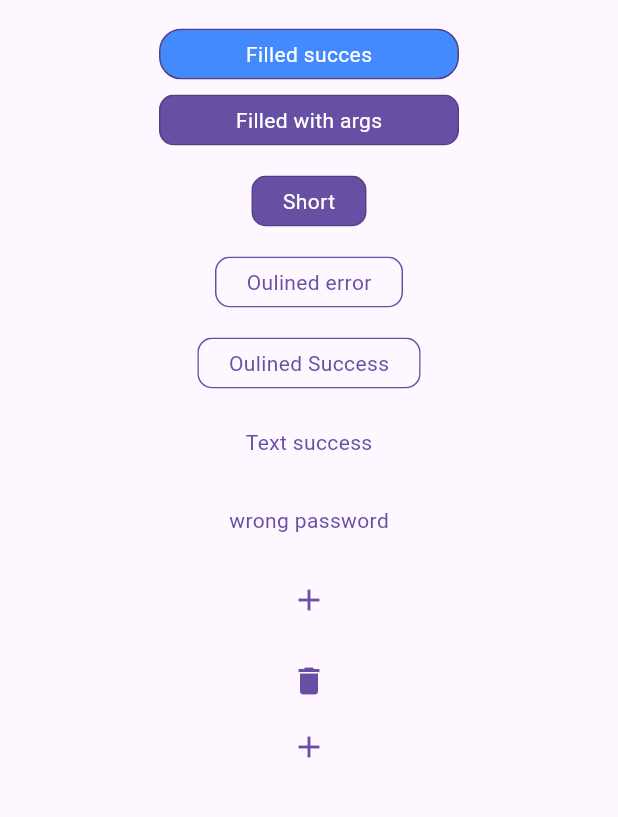
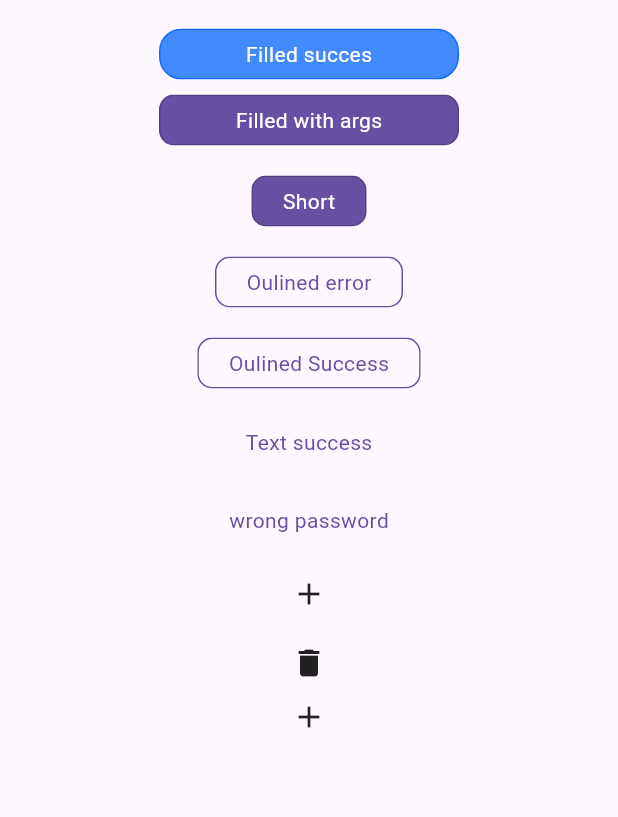
Before and after one commit to MoezAyadiDev/pending_button, a Flutter app: the screen it shows after launch, on a phone screen of 412 x 824 dp, the part 63-880 px from its top. Run offline on Flutter 3.47's test engine with Material 3 defaults, Android fonts, the phone set to English and light mode, and no system bars.

Commit message:
update example

```diff
--- a/lib/src/pending_button.dart
+++ b/lib/src/pending_button.dart
@@ -8,19 +8,26 @@ class PendingButton extends StatelessWidget {
   final Widget child;
 
   //Widget max width
-  //Default value 300
+  //Default value child width
   final double? width;
 
   //Widget max height
   //Default value 40
   final double? height;
 
-  //onPress methode
+  //asynchronise function
+  //The button use the future to handle the state
+  //on error use onError function
+  //onData use onSeccess function
   final Function asynFunction;
 
   //onError callback
   //return the Error
   final Function? onError;
+
+  //onSucces callback
+  //return the success
+  final Function? onSuccess;
 
   //Function trigger before hundle onPresse
   //should return bolean
@@ -34,8 +41,7 @@ class PendingButton extends StatelessWidget {
   //defalut onPrimary color
   final Color? foregroundColor;
 
-  //The foreground color
-  //defalut onPrimary color
+  //The borderColor color
   final Color? borderColor;
 
   //The Sucees color
@@ -46,13 +52,15 @@ class PendingButton extends StatelessWidget {
   //defalut error color
   final Color? errorColor;
 
-  //defalut onPrimary color
+  //The type of the button
+  //Normal / Outline / Text / Icon
   final ButtonType buttonType;
 
   //defalut borderRadius
   final double borderRadius;
 
-  //defalut Duration
+  //The animation duration
+  //default 300 milleseconde
   final Duration? animationDuration;
 
   const PendingButton({
@@ -70,6 +78,7 @@ class PendingButton extends StatelessWidget {
     this.borderColor,
     this.borderRadius = 10.0,
     this.animationDuration,
+    this.onSuccess,
   }) : buttonType = ButtonType.normal;
 
   const PendingButton.icon({
@@ -84,6 +93,7 @@ class PendingButton extends StatelessWidget {
     this.errorColor,
     Color? iconColor,
     this.animationDuration,
+    this.onSuccess,
   })  : buttonType = ButtonType.icon,
         foregroundColor = iconColor,
         backgroundColor = null,
@@ -104,6 +114,7 @@ class PendingButton extends StatelessWidget {
     this.errorColor,
     this.borderRadius = 10.0,
     this.animationDuration,
+    this.onSuccess,
   })  : buttonType = ButtonType.outline,
         backgroundColor = null;
 
@@ -119,6 +130,7 @@ class PendingButton extends StatelessWidget {
     this.errorColor,
     this.foregroundColor,
     this.animationDuration,
+    this.onSuccess,
   })  : buttonType = ButtonType.text,
         borderColor = null,
         backgroundColor = null,
@@ -140,24 +152,25 @@ class PendingButton extends StatelessWidget {
         );
     Color? colorBorder = borderColor ??
         buttonType.when<Color?>(
-          normal: () => darken(context.themeColor.primary),
+          normal: () => darken(colorBackground),
           text: () => null,
           icon: () => null,
           outline: () => context.themeColor.primary,
         );
     Color colorSucess = successColor ?? Colors.green[600]!;
     Color colorError = errorColor ?? context.themeColor.error;
-    Icon? newIcon = buttonType == ButtonType.icon
-        ? Icon(
-            (child as Icon).icon,
-            color: context.themeColor.primary,
-            size: (child as Icon).size,
-          )
-        : null;
+    // Icon? newIcon = buttonType == ButtonType.icon
+    //     ? Icon(
+    //         (child as Icon).icon,
+    //         color: context.themeColor.primary,
+    //         size: (child as Icon).size,
+    //       )
+    //     : null;
     return ButtonWidget(
       onError: onError,
       asynFunction: asynFunction,
       beforeFunction: beforeFunction,
+      onSuccess: onSuccess,
       height: height,
       width: width,
       backgroundColor: colorBackground,
@@ -168,7 +181,8 @@ class PendingButton extends StatelessWidget {
       succesColor: colorSucess,
       errorColor: colorError,
       animationDuration: animationDuration ?? const Duration(milliseconds: 200),
-      child: buttonType == ButtonType.icon ? newIcon! : child,
+      //child: buttonType == ButtonType.icon ? newIcon! : child,
+      child: child,
     );
   }
 }
--- a/lib/src/widget/button_animated.dart
+++ b/lib/src/widget/button_animated.dart
@@ -214,6 +214,7 @@ class _ButtonAnimatedState extends State<ButtonAnimated>
               textStyle: context.themeText.bodyMedium!
                   .copyWith(color: buttonDecore.foregroundColor),
               borderRadius: BorderRadius.circular(_animateBorederRadius.value),
+              color: Colors.transparent,
               child: InkWell(
                 customBorder: RoundedRectangleBorder(
                   borderRadius:
@@ -353,8 +354,8 @@ class _ButtonAnimatedState extends State<ButtonAnimated>
           vertical: 6.0,
         ),
         icon: () => const EdgeInsets.symmetric(
-          horizontal: 5.0,
-          vertical: 5.0,
+          horizontal: 1.0,
+          vertical: 1.0,
         ),
         outline: () => const EdgeInsets.symmetric(
           horizontal: 20.0,
--- a/lib/src/widget/button_widget.dart
+++ b/lib/src/widget/button_widget.dart
@@ -4,6 +4,7 @@ import 'package:pending_button/src/widget/button_animated.dart';
 
 class ButtonWidget extends StatefulWidget {
   final Function? onError;
+  final Function? onSuccess;
   final Function? beforeFunction;
   final Function asynFunction;
   final double? height;
@@ -21,6 +22,7 @@ class ButtonWidget extends StatefulWidget {
     super.key,
     required this.asynFunction,
     required this.onError,
+    required this.onSuccess,
     required this.beforeFunction,
     required this.height,
     required this.width,
@@ -58,15 +60,26 @@ class _ButtonWidgetState extends State<ButtonWidget> {
               }
             },
           );
-          Future.delayed(const Duration(seconds: 1)).then((value) {
-            if (mounted) {
-              setState(() {
-                pending = null;
-              });
-            }
-          });
+          Future.delayed(const Duration(seconds: 1)).then(
+            (value) {
+              if (mounted) {
+                setState(
+                  () {
+                    pending = null;
+                  },
+                );
+              }
+            },
+          );
           buttonState = ButtonState.error;
         } else if (snapshot.connectionState == ConnectionState.done) {
+          Future.delayed(Duration.zero).then(
+            (value) {
+              if (widget.onSuccess != null) {
+                widget.onSuccess!(snapshot.data);
+              }
+            },
+          );
           Future.delayed(const Duration(seconds: 1)).then((value) {
             if (mounted) {
               setState(() {
@@ -80,8 +93,6 @@ class _ButtonWidgetState extends State<ButtonWidget> {
         } else {
           buttonState = ButtonState.idle;
         }
-
-        // debugPrint('buttonState from main $buttonState');
 
         return ButtonAnimated(
           backgroundColor: widget.backgroundColor,
@@ -100,8 +111,7 @@ class _ButtonWidgetState extends State<ButtonWidget> {
               final beforResult = await widget.beforeFunction!();
               if (!beforResult) return;
             }
-            if (widget.asynFunction.runtimeType == functionCheck.runtimeType) {
-              // }
+            if (chcekSync(widget.asynFunction)) {
               final future = (widget.asynFunction() as Future<void>);
               setState(() {
                 pending = future;
@@ -116,5 +126,8 @@ class _ButtonWidgetState extends State<ButtonWidget> {
     );
   }
 
-  Future<void> functionCheck() async {}
+  bool chcekSync(Function func) {
+    if (func is Future Function()) return true;
+    return false;
+  }
 }
```
Also changed, not shown: assets/button_pending.gif (added), 1 other file.
